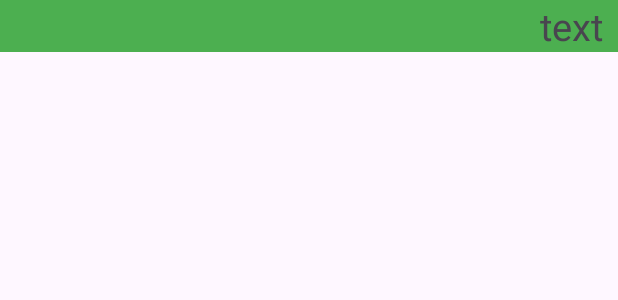
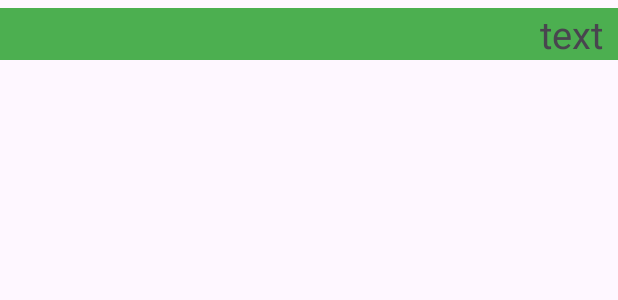
Before and after one commit to Yrkaa/Messenger, an Android app: the layout fragment_message.xml on its own in the app's theme, with its tools: preview values and no code run, on a phone screen of 412 x 824 dp. Shown: the top 300 px of the screen. Run offline under Robolectric (Android 15) with nearby library versions, the phone set to English and light mode, and no system bars.

```diff
--- a/app/src/main/res/layout/fragment_message.xml
+++ b/app/src/main/res/layout/fragment_message.xml
@@ -13,6 +13,7 @@
         android:text="text"
         android:gravity="right"
         android:paddingHorizontal="10dp"
+        android:layout_marginVertical="5dp"
         android:background="#4CAF50"
         app:layout_constraintBottom_toBottomOf="parent"
         app:layout_constraintEnd_toEndOf="parent"
```
Also changed, not shown: app/src/main/java/com/example/messenger/ChatActivity.java (+14 -0 lines).
